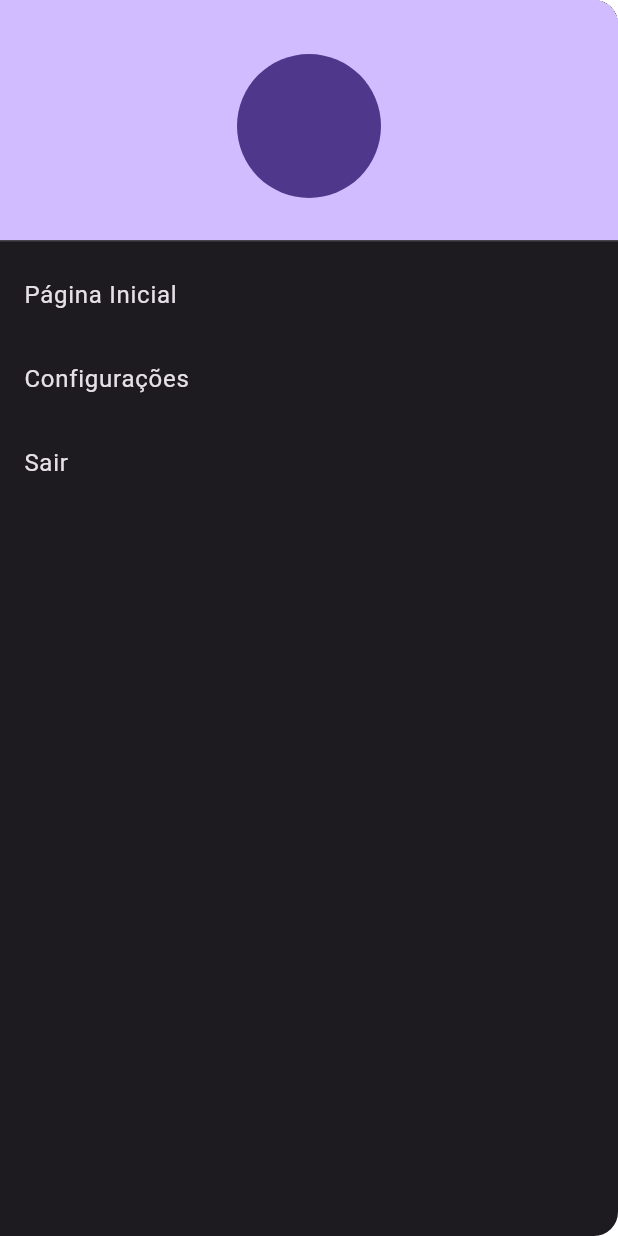
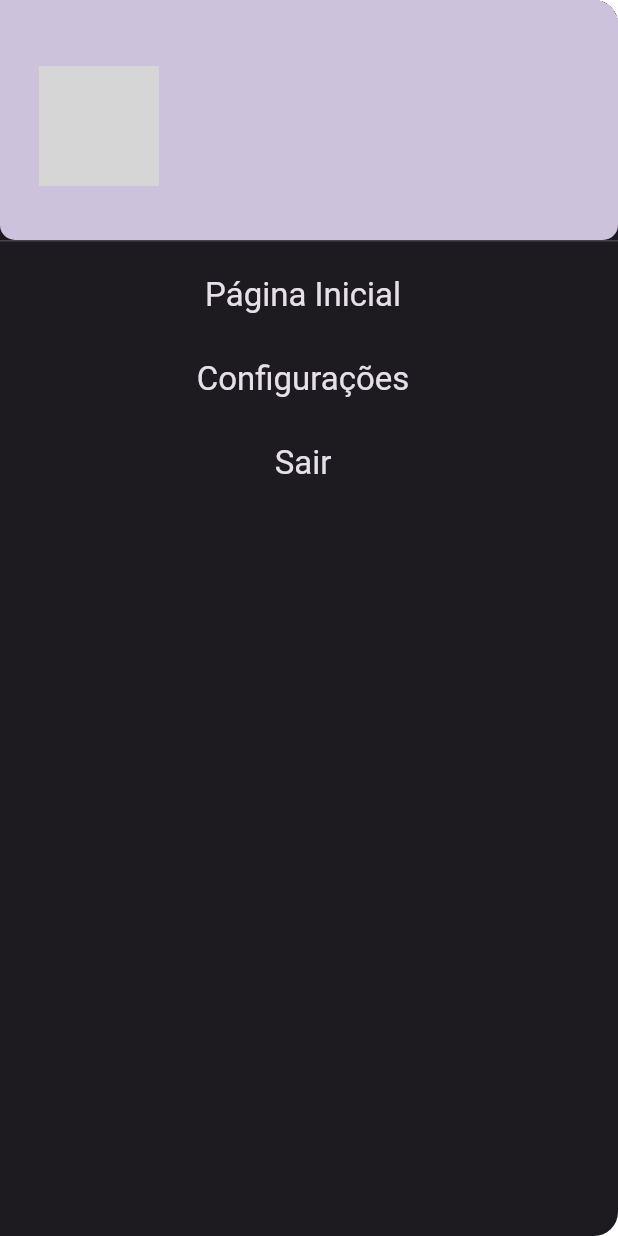
Before and after one commit to JoelFnandes/ithelper, a Flutter app: the HomeUser screen opened directly, item 3 of the bottom bar chosen, on a phone screen of 412 x 824 dp. Run offline on Flutter 3.47's test engine with Material 3 defaults, Android fonts, the phone set to English and light mode, and no system bars; our stand-ins replace flutter_secure_storage; missing offline and left inert: dart:ffi; accounts and stored records are empty; network calls fail; grey boxes are pictures that could not be loaded.

Commit message:
Estilizando os menus de perfis e melhorando segurança do token

```diff
--- a/lib/controller/loginController.dart
+++ b/lib/controller/loginController.dart
@@ -26,7 +26,7 @@ class LoginController {
         final user = await fetchUserData(context, username,
             token); // Substitua pela função que busca os detalhes do usuário
 
-        // Obtem os chamados vinculados ou não ao usuário após a autenticação(depende se ele é Tecnico ou não)
+        // Obtem os chamados vinculados ao usuario(se ele for tecnico pega todos em aberto)
         fetchTicketsData(context, user, token);
 
         return user;
@@ -42,8 +42,6 @@ class LoginController {
   }
 
   fetchUserData(BuildContext context, String username, String token) async {
-    final ticketData = Provider.of<TicketData>(context, listen: false);
-
     try {
       final userData = await authService.getUserData(username, token);
 
--- a/lib/data/ticketData.dart
+++ b/lib/data/ticketData.dart
@@ -34,7 +34,7 @@ class TicketData with ChangeNotifier {
     AuthContext authContext = Provider.of(context, listen: false);
 
     List<TicketModel> vincuTickets = ticketData
-        .where((ticket) => ticket.nomeUsuario == authContext.user?.nomeUsuario)
+        .where((ticket) => ticket.nomeUsuario == authContext.getNomeUser())
         .toList();
 
     return vincuTickets;
--- a/lib/main.dart
+++ b/lib/main.dart
@@ -22,9 +22,6 @@ void main() {
   );
 }
 
- // Defina seu próprio esquema de cores personalizado
-
-
 
 class MyApp extends StatelessWidget {
   @override
--- a/lib/screens/menus/MenuUser.dart
+++ b/lib/screens/menus/MenuUser.dart
@@ -13,45 +13,64 @@ class MenuUser extends StatefulWidget {
 class _MenuUserState extends State<MenuUser> {
   @override
   Widget build(BuildContext context) {
+    String? nomeUser =
+        Provider.of<AuthContext>(context, listen: false).getNomeUser();
     return Drawer(
       child: ListView(
         padding: EdgeInsets.zero,
         children: <Widget>[
           DrawerHeader(
               decoration: BoxDecoration(
-                color: Theme.of(context).colorScheme.primary,
+                color: Theme.of(context).colorScheme.secondary,
+                borderRadius: const BorderRadius.only(
+                    bottomRight: Radius.circular(10),
+                    bottomLeft: Radius.circular(10)),
               ),
-              child: Container(
-                padding: EdgeInsets.all(20.0),
-                child: const CircleAvatar(),
+              child: Row(children: [
+                Container(
+                  padding: EdgeInsets.fromLTRB(10, 20, 30, 20),
+                  child: const CircleAvatar(radius: 40, backgroundImage: NetworkImage("https://s2.glbimg.com/NO_M4iaJsCFNGREcDgjwuyXQ5f8=/smart/e.glbimg.com/og/ed/f/original/2019/07/24/wesley_snipes_blade.jpg"),),
                 ),
+                Text(nomeUser!, style: Theme.of(context).textTheme.titleLarge!.copyWith(color: Theme.of(context).colorScheme.surface)),
+              ])),
+          ListTile(
+            title: Text(
+              'Página Inicial',
+              style: Theme.of(context).textTheme.titleLarge,
+              textAlign: TextAlign.center,
             ),
-            ListTile(
-              title: Text('Página Inicial'),
             onTap: () {
               // Implemente a navegação para a página inicial
               Navigator.pop(context);
             },
           ),
           ListTile(
-              title: Text('Configurações'),
+            title: Text(
+              'Configurações',
+              style: Theme.of(context).textTheme.titleLarge,
+              textAlign: TextAlign.center,
+            ),
             onTap: () {
               // Implemente a navegação para a página de configurações
               Navigator.pop(context);
             },
           ),
           ListTile(
-              title: Text('Sair'),
+            title: Text(
+              'Sair',
+              style: Theme.of(context).textTheme.titleLarge,
+              textAlign: TextAlign.center,
+            ),
             onTap: () {
               Provider.of<AuthContext>(context, listen: false).logout();
               Provider.of<TicketData>(context, listen: false).clearData();
               Navigator.pushAndRemoveUntil(
                 context,
                 MaterialPageRoute(builder: (context) => Login()),
-                (route) => false,);
+                (route) => false,
+              );
             },
           ),
-
         ],
       ),
     );
--- a/lib/widgets/navbar.dart
+++ b/lib/widgets/navbar.dart
@@ -20,7 +20,7 @@ class _NavigationExampleState extends State<NavigationExample> {
   @override
   NavigationBar build(BuildContext context) {
     // Lista de destinos padrão (sempre inclui Início e Notificações)
-    String? userType = context.read<AuthContext>().user?.tipoUsuario;
+    String? userType = context.read<AuthContext>().getTipoUser();
 
     print(userType);
     List<NavigationDestination> destinations = [];
--- a/pubspec.yaml
+++ b/pubspec.yaml
@@ -38,6 +38,7 @@ dependencies:
   provider: ^6.1.2
   http: ^1.2.1
   material_color_utilities: ^0.8.0
+  flutter_secure_storage: ^9.0.0
 
 
 dev_dependencies:
```
Also changed, not shown: lib/authContext.dart (+48 -12 lines), lib/screens/menus/MenuTec.dart (+31 -10 lines), lib/service/authService.dart (+22 -2 lines), pubspec.lock, 5 other files. Lines whose indentation alone changed are shown as unchanged.
